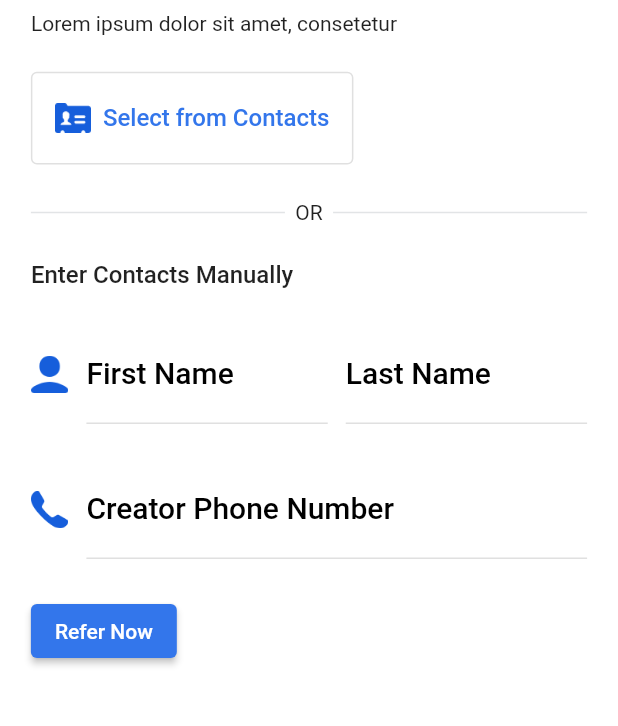
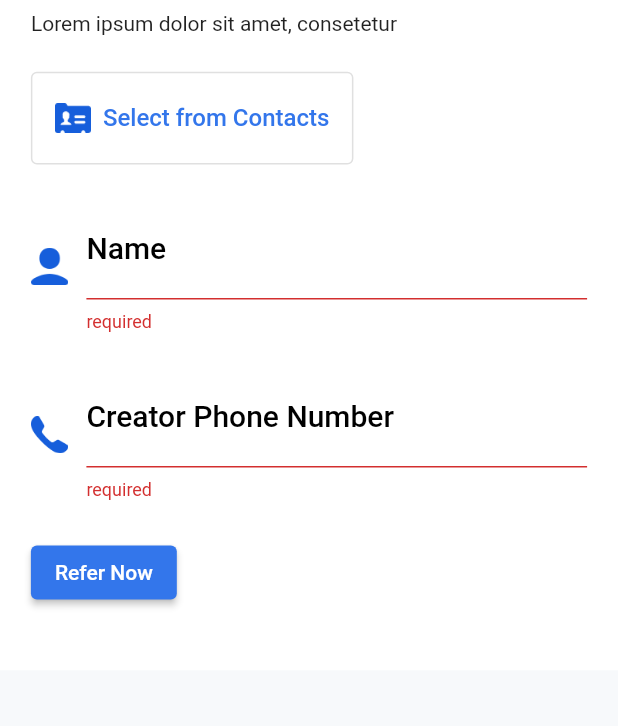
Before and after one commit to prateek-aher/2De, a Flutter app: the ReferAndEarn screen opened directly, after a tap on "Refer Now", on a phone screen of 412 x 824 dp, the part 191-917 px from its top. Run offline on Flutter 3.47's test engine with Material 2 defaults, Android fonts, the phone set to English and light mode, and no system bars; our stand-ins replace camera, image_picker, shared_preferences; missing offline and left inert: flutter_swipe_button, fluttercontactpicker, qr_code_scanner; accounts and stored records are empty.

Commit message:
Refer & earn form validation and native contact picker added

```diff
--- a/lib/UI/Main/ProfileDetails/refer_and_earn.dart
+++ b/lib/UI/Main/ProfileDetails/refer_and_earn.dart
@@ -1,9 +1,35 @@
 import 'package:delivery/CommonWidget/CommonWidget.dart';
 import 'package:flutter/material.dart';
 import 'package:flutter/services.dart';
+import 'package:fluttercontactpicker/fluttercontactpicker.dart';
 
-class ReferAndEarn extends StatelessWidget {
+class ReferAndEarn extends StatefulWidget {
   const ReferAndEarn({Key? key}) : super(key: key);
+
+  @override
+  State<ReferAndEarn> createState() => _ReferAndEarnState();
+}
+
+class _ReferAndEarnState extends State<ReferAndEarn> {
+  PhoneContact? contact;
+  late TextEditingController _name;
+  late TextEditingController _number;
+
+  GlobalKey<FormState> _formKey = GlobalKey<FormState>();
+
+  @override
+  void initState() {
+    super.initState();
+    _name = TextEditingController();
+    _number = TextEditingController();
+  }
+
+  @override
+  void dispose() {
+    _name.dispose();
+    _number.dispose();
+    super.dispose();
+  }
 
   @override
   Widget build(BuildContext context) {
@@ -28,6 +54,8 @@ class ReferAndEarn extends StatelessWidget {
             padding: EdgeInsets.symmetric(
                 horizontal: MediaQuery.of(context).size.width * 0.05,
                 vertical: MediaQuery.of(context).size.width * 0.1),
+            child: Form(
+              key: _formKey,
               child: Column(
                 mainAxisSize: MainAxisSize.min,
                 crossAxisAlignment: CrossAxisAlignment.start,
@@ -36,19 +64,27 @@ class ReferAndEarn extends StatelessWidget {
                     'Refer a Delivery Person!',
                     style: TextStyle(fontSize: 26, fontWeight: FontWeight.w500),
                   ),
-                SizedBox(height: 8),
+                  8.h,
                   Text(
                     'Lorem ipsum dolor sit amet, consetetur',
                     style: TextStyle(fontSize: 14),
                   ),
-                SizedBox(height: 24),
+                  24.h,
                   // select from contacts
                   SizedBox(
                     height: MediaQuery.of(context).size.width * 0.15,
                     child: OutlinedButton.icon(
                         style: OutlinedButton.styleFrom(
                             side: BorderSide(color: Colors.grey[300]!)),
-                      onPressed: () {},
+                        onPressed: () async {
+                          contact =
+                              await FlutterContactPicker.pickPhoneContact();
+                          _name.text = contact?.fullName ?? '';
+                          final x =
+                              contact?.phoneNumber?.number?.split(' ').join() ??
+                                  '';
+                          _number.text = x.substring(x.length - 10);
+                        },
                         icon: Image.asset(
                           'assets/contact.png',
                           height: 20,
@@ -58,21 +94,21 @@ class ReferAndEarn extends StatelessWidget {
                           style: TextStyle(fontSize: 16),
                         )),
                   ),
-                SizedBox(height: 24),
+                  24.h,
                   // divider
-                Row(
-                  children: [
-                    Expanded(child: divider()),
-                    Text('  OR  '),
-                    Expanded(child: divider())
-                  ],
-                ),
-                SizedBox(height: 24),
-                Text(
-                  'Enter Contacts Manually',
-                  style: TextStyle(fontSize: 16, fontWeight: FontWeight.w500),
-                ),
-                SizedBox(height: 24),
+                  // Row(
+                  //   children: [
+                  //     Expanded(child: divider()),
+                  //     Text('  OR  '),
+                  //     Expanded(child: divider())
+                  //   ],
+                  // ),
+                  // 24.h,
+                  // Text(
+                  //   'Enter Contacts Manually',
+                  //   style: TextStyle(fontSize: 16, fontWeight: FontWeight.w500),
+                  // ),
+                  // 24.h,
                   // first row
                   Row(
                     children: [
@@ -85,7 +121,18 @@ class ReferAndEarn extends StatelessWidget {
                       ),
                       Expanded(
                         child: TextFormField(
-                        keyboardType: TextInputType.text,
+                          controller: _name,
+                          textCapitalization: TextCapitalization.words,
+                          validator: (v) {
+                            if (v!.isEmpty) {
+                              return 'required';
+                            }
+                            if (v.contains(RegExp('^[0-9]\$'))) {
+                              return 'Name cannot contain numbers';
+                            }
+                            return null;
+                          },
+                          keyboardType: TextInputType.name,
                           decoration: InputDecoration(
                               enabledBorder: UnderlineInputBorder(
                                   borderSide:
@@ -94,7 +141,7 @@ class ReferAndEarn extends StatelessWidget {
                                   borderSide: BorderSide(
                                       color: Theme.of(context).primaryColor)),
                               label: Text(
-                              'First Name',
+                                'Name',
                               ),
                               labelStyle: TextStyle(
                                   fontSize: 20,
@@ -105,32 +152,32 @@ class ReferAndEarn extends StatelessWidget {
                                   color: Colors.grey[400], fontSize: 20)),
                         ),
                       ),
-                    SizedBox(width: 12),
-                    Expanded(
-                      child: TextFormField(
-                        keyboardType: TextInputType.text,
-                        decoration: InputDecoration(
-                            enabledBorder: UnderlineInputBorder(
-                                borderSide:
-                                    BorderSide(color: Colors.grey[300]!)),
-                            focusedBorder: UnderlineInputBorder(
-                                borderSide: BorderSide(
-                                    color: Theme.of(context).primaryColor)),
-                            label: Text(
-                              'Last Name',
-                            ),
-                            labelStyle: TextStyle(
-                                fontSize: 20,
-                                fontWeight: FontWeight.w500,
-                                color: Colors.black),
-                            hintText: 'Sharma',
-                            hintStyle: TextStyle(
-                                color: Colors.grey[400], fontSize: 20)),
-                      ),
-                    )
+                      // 12.w,
+                      // Expanded(
+                      //   child: TextFormField(
+                      //     keyboardType: TextInputType.text,
+                      //     decoration: InputDecoration(
+                      //         enabledBorder: UnderlineInputBorder(
+                      //             borderSide:
+                      //                 BorderSide(color: Colors.grey[300]!)),
+                      //         focusedBorder: UnderlineInputBorder(
+                      //             borderSide: BorderSide(
+                      //                 color: Theme.of(context).primaryColor)),
+                      //         label: Text(
+                      //           'Last Name',
+                      //         ),
+                      //         labelStyle: TextStyle(
+                      //             fontSize: 20,
+                      //             fontWeight: FontWeight.w500,
+                      //             color: Colors.black),
+                      //         hintText: 'Sharma',
+                      //         hintStyle: TextStyle(
+                      //             color: Colors.grey[400], fontSize: 20)),
+                      //   ),
+                      // )
                     ],
                   ),
-                SizedBox(height: 24),
+                  24.h,
                   // second row
                   Row(
                     children: [
@@ -143,6 +190,10 @@ class ReferAndEarn extends StatelessWidget {
                       ),
                       Expanded(
                           child: TextFormField(
+                        controller: _number,
+                        validator: (v) {
+                          return v!.isEmpty ? 'required' : null;
+                        },
                         inputFormatters: [
                           LengthLimitingTextInputFormatter(10),
                           FilteringTextInputFormatter.digitsOnly
@@ -150,30 +201,33 @@ class ReferAndEarn extends StatelessWidget {
                         keyboardType: TextInputType.phone,
                         decoration: InputDecoration(
                             enabledBorder: UnderlineInputBorder(
-                              borderSide: BorderSide(color: Colors.grey[300]!)),
+                                borderSide:
+                                    BorderSide(color: Colors.grey[300]!)),
                             focusedBorder: UnderlineInputBorder(
                                 borderSide: BorderSide(
                                     color: Theme.of(context).primaryColor)),
-                          prefix: Text(
-                            '+91 - ',
-                            style: TextStyle(fontSize: 20, color: Colors.black),
-                          ),
-                          label: Text(
-                            'Creator Phone Number',
-                          ),
+                            prefix: Text('+91 - ',
+                                style: TextStyle(
+                                    fontSize: 20, color: Colors.black)),
+                            label: Text('Creator Phone Number'),
                             labelStyle: TextStyle(
                                 fontSize: 20,
                                 fontWeight: FontWeight.w500,
                                 color: Colors.black),
                             hintText: '9876543210',
-                          hintStyle:
-                              TextStyle(color: Colors.grey[400], fontSize: 20)),
+                            hintStyle: TextStyle(
+                                color: Colors.grey[400], fontSize: 20)),
                       )),
                     ],
                   ),
-                SizedBox(height: 24),
-                ElevatedButton(onPressed: () {}, child: Text('Refer Now'))
+                  24.h,
+                  ElevatedButton(
+                      onPressed: () {
+                        _formKey.currentState?.validate();
+                      },
+                      child: Text('Refer Now'))
                 ],
+              ),
             ),
           ),
         ),
@@ -181,35 +235,3 @@ class ReferAndEarn extends StatelessWidget {
     );
   }
 }
-// Row(
-// children: [
-// Padding(
-// padding: const EdgeInsets.fromLTRB(0, 12, 12, 12),
-// child: Image.asset(
-// 'assets/call.png',
-// height: 30,
-// ),
-// ),
-// Column(
-// children: [
-// Text('Creator Phone Number',
-// style: TextStyle(
-// fontWeight: FontWeight.w500, fontSize: 14)),
-// Row(
-// children: [
-// Text('+91',
-// style: TextStyle(
-// fontWeight: FontWeight.w500, fontSize: 20)),
-// TextFormField(
-// decoration: InputDecoration(
-// hintText: '9876543210',
-// hintStyle: TextStyle(
-// fontSize: 20, color: Color(0xffc4c9cd)),
-// ),
-// )
-// ],
-// ),
-// ],
-// ),
-// ],
-// )
--- a/pubspec.yaml
+++ b/pubspec.yaml
@@ -22,6 +22,7 @@ dependencies:
   image_picker:
   path_provider:
   path:
+  fluttercontactpicker: ^4.6.0
 
 dev_dependencies:
   flutter_test:
```
Also changed, not shown: pubspec.lock, 2 other files. Lines whose indentation alone changed are shown as unchanged.
